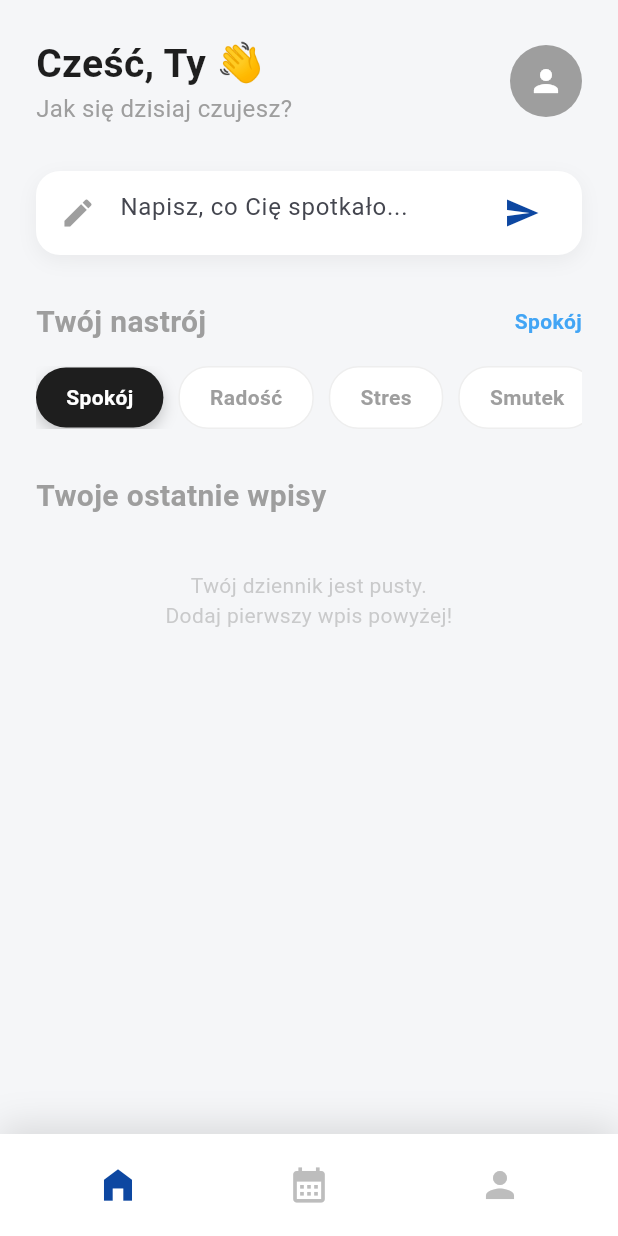
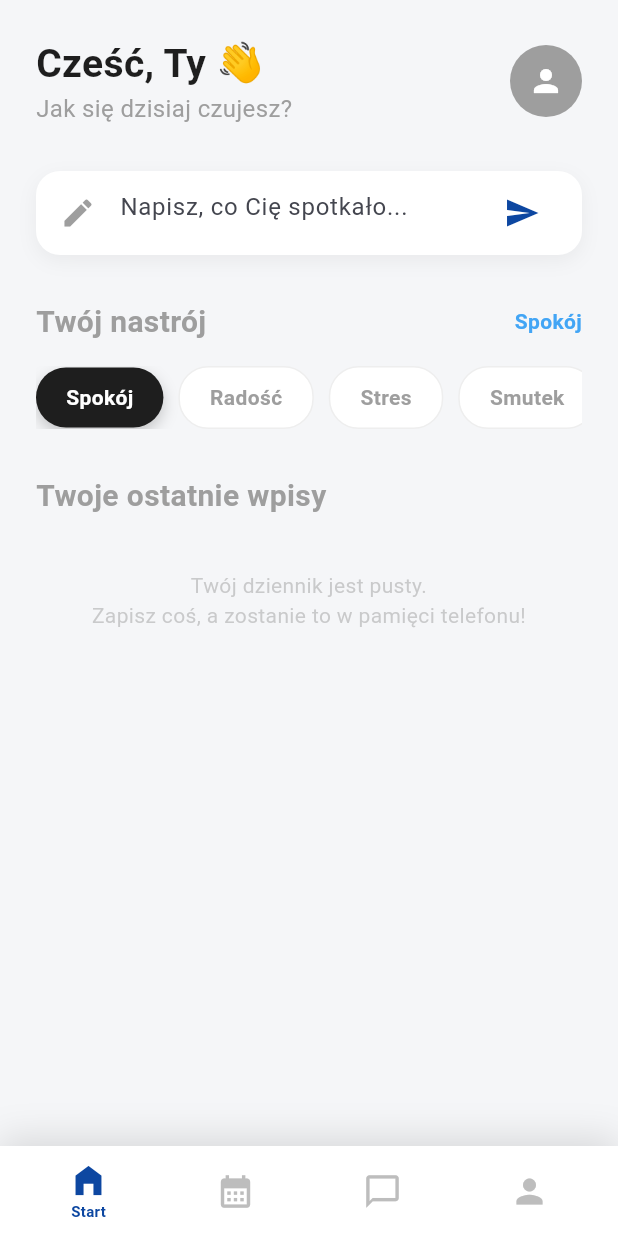
Before and after one commit to MED1123/mind-guide-ai, a Flutter app: the MainAppScaffold screen opened directly, item 2 of the bottom bar chosen, after a tap on the "home filled" icon, on a phone screen of 412 x 824 dp. Run offline on Flutter 3.47's test engine with Material 3 defaults, Android fonts, the phone set to English and light mode, and no system bars; our stand-ins replace flutter_dotenv, sqflite, table_calendar; accounts and stored records are empty.

Commit message:
dodanie sql lite

```diff
--- /dev/null
+++ b/lib/Services/database_service.dart
@@ -0,0 +1,82 @@
+import 'package:sqflite/sqflite.dart';
+import 'package:path/path.dart';
+import '../main.dart'; // Importujemy, żeby mieć dostęp do klasy MoodEntry
+
+class DatabaseService {
+  static final DatabaseService instance = DatabaseService._init();
+  static Database? _database;
+
+  DatabaseService._init();
+
+  Future<Database> get database async {
+    if (_database != null) return _database!;
+    _database = await _initDB('mood_journal.db');
+    return _database!;
+  }
+
+  Future<Database> _initDB(String filePath) async {
+    final dbPath = await getDatabasesPath();
+    final path = join(dbPath, filePath);
+
+    return await openDatabase(
+      path,
+      version: 1,
+      onCreate: _createDB
+    );
+  }
+
+  Future<void> _createDB(Database db, int version) async {
+    // Tworzymy tabelę, która przechowuje nasze wpisy
+    // TEXT, INTEGER, REAL to typy danych w SQL
+    await db.execute('''
+    CREATE TABLE mood_entries (
+      id INTEGER PRIMARY KEY AUTOINCREMENT,
+      date TEXT NOT NULL,
+      text TEXT NOT NULL,
+      moodRating REAL NOT NULL,
+      category TEXT NOT NULL,
+      aiAnalysis TEXT NOT NULL
+    )
+    ''');
+  }
+
+  // --- FUNKCJE DO UŻYWANIA W APLIKACJI ---
+
+  // 1. Dodaj wpis
+  Future<int> createEntry(MoodEntry entry) async {
+    final db = await instance.database;
+    // Convertujemy nasz obiekt MoodEntry na mapę (format zrozumiały dla bazy)
+    return await db.insert('mood_entries', {
+      'date': entry.date.toIso8601String(),
+      'text': entry.text,
+      'moodRating': entry.moodRating,
+      'category': entry.category,
+      'aiAnalysis': entry.aiAnalysis,
+    });
+  }
+
+  // 2. Pobierz wszystkie wpisy (od najnowszego)
+  Future<List<MoodEntry>> readAllEntries() async {
+    final db = await instance.database;
+    final result = await db.query('mood_entries', orderBy: 'date DESC');
+
+    return result.map((json) => MoodEntry(
+      id: json['id'] as int?,
+      date: DateTime.parse(json['date'] as String),
+      text: json['text'] as String,
+      moodRating: json['moodRating'] as double,
+      category: json['category'] as String,
+      aiAnalysis: json['aiAnalysis'] as String,
+    )).toList();
+  }
+
+  // 3. Usuń wpis (przyda się w przyszłości)
+  Future<int> deleteEntry(int id) async {
+    final db = await instance.database;
+    return await db.delete(
+      'mood_entries',
+      where: 'id = ?',
+      whereArgs: [id],
+    );
+  }
+}
--- a/lib/main.dart
+++ b/lib/main.dart
@@ -2,7 +2,8 @@ import 'package:flutter/material.dart';
 import 'package:flutter_dotenv/flutter_dotenv.dart';
 import 'package:table_calendar/table_calendar.dart';
 import 'package:intl/intl.dart';
-// Upewnij się, że ten plik istnieje w folderze lib/Services/
+// Importujemy nasz nowy serwis bazy danych
+import 'Services/database_service.dart';
 import 'Services/gpt_service.dart';
 
 // --- KONFIGURACJA KOLORÓW ---
@@ -15,8 +16,9 @@ class AppColors {
   static const Color cardRed = Color(0xFFEF5350);
 }
 
-// --- MODEL DANYCH ---
+// --- MODEL DANYCH (ZAKTUALIZOWANY O ID) ---
 class MoodEntry {
+  final int? id; // ID jest potrzebne do bazy danych
   final DateTime date;
   final String text;
   final double moodRating;
@@ -24,6 +26,7 @@ class MoodEntry {
   final String aiAnalysis;
 
   MoodEntry({
+    this.id,
     required this.date,
     required this.text,
     required this.moodRating,
@@ -32,15 +35,15 @@ class MoodEntry {
   });
 }
 
-// Globalna lista przechowująca wpisy w pamięci (zniknie po restarcie aplikacji)
-List<MoodEntry> globalMoodHistory = [];
-
 // --- START APLIKACJI ---
 Future<void> main() async {
+  // Wymagane dla inicjalizacji sqflite przed uruchomieniem UI
+  WidgetsFlutterBinding.ensureInitialized();
+
   try {
     await dotenv.load(fileName: ".env");
   } catch (e) {
-    print("INFO: Brak pliku .env, AI nie zadziała, ale UI się uruchomi.");
+    print("INFO: Brak pliku .env");
   }
   runApp(const MoodJournalApp());
 }
@@ -147,15 +150,16 @@ class _MainAppScaffoldState extends State<MainAppScaffold> {
   int _currentIndex = 0;
 
   final List<Widget> _pages = [
-    const HomeScreenUI(),
+    const HomeScreenUI(),      // Ekran Główny
     const PlaceholderScreen(title: "Kalendarz"),
+    const PlaceholderScreen(title: "Czat AI (Wkrótce)"), // Nowy ekran
     const PlaceholderScreen(title: "Profil"),
   ];
 
   @override
   Widget build(BuildContext context) {
     return GestureDetector(
-      onTap: () => FocusScope.of(context).unfocus(), // Chowanie klawiatury
+      onTap: () => FocusScope.of(context).unfocus(),
       behavior: HitTestBehavior.translucent,
       child: Scaffold(
         body: _pages[_currentIndex],
@@ -165,13 +169,14 @@ class _MainAppScaffoldState extends State<MainAppScaffold> {
             boxShadow: [BoxShadow(color: Colors.black12, blurRadius: 20, offset: const Offset(0, -5))],
           ),
           child: Padding(
-            padding: const EdgeInsets.symmetric(horizontal: 15.0, vertical: 10),
+            padding: const EdgeInsets.symmetric(horizontal: 10.0, vertical: 10),
             child: Row(
-              mainAxisAlignment: MainAxisAlignment.spaceAround,
+              mainAxisAlignment: MainAxisAlignment.spaceBetween, // Zmienione na spaceBetween dla 4 ikon
               children: [
-                _buildNavItem(Icons.home_filled, 0),
-                _buildNavItem(Icons.calendar_month, 1),
-                _buildNavItem(Icons.person, 2),
+                _buildNavItem(Icons.home_filled, 0, "Start"),
+                _buildNavItem(Icons.calendar_month, 1, "Kalendarz"),
+                _buildNavItem(Icons.chat_bubble_outline, 2, "Asystent"), // Nowa ikona!
+                _buildNavItem(Icons.person, 3, "Profil"),
               ],
             ),
           ),
@@ -180,17 +185,29 @@ class _MainAppScaffoldState extends State<MainAppScaffold> {
     );
   }
 
-  Widget _buildNavItem(IconData icon, int index) {
+  Widget _buildNavItem(IconData icon, int index, String label) {
     bool isSelected = _currentIndex == index;
-    return IconButton(
-      icon: Icon(icon, size: 28),
-      color: isSelected ? AppColors.primaryBlue : Colors.grey.shade400,
-      onPressed: () => setState(() => _currentIndex = index),
+    return Expanded( // Expanded żeby ikony ładnie się rozłożyły
+      child: InkWell(
+        onTap: () => setState(() => _currentIndex = index),
+        child: Column(
+          mainAxisSize: MainAxisSize.min,
+          children: [
+            Icon(
+              icon,
+              size: 26,
+              color: isSelected ? AppColors.primaryBlue : Colors.grey.shade400
+            ),
+            if (isSelected) // Pokazuj tekst tylko dla aktywnego
+              Text(label, style: const TextStyle(fontSize: 10, color: AppColors.primaryBlue, fontWeight: FontWeight.bold))
+          ],
+        ),
+      ),
     );
   }
 }
 
-// --- EKRAN GŁÓWNY UI ---
+// --- EKRAN GŁÓWNY UI (Z BAZĄ DANYCH) ---
 class HomeScreenUI extends StatefulWidget {
   const HomeScreenUI({super.key});
 
@@ -203,12 +220,26 @@ class _HomeScreenUIState extends State<HomeScreenUI> {
   String _selectedCategory = "Spokój";
   final List<String> _categories = ["Spokój", "Radość", "Stres", "Smutek", "Zmęczenie"];
 
-  // --- LOGIKA IKON I KOLORÓW ---
+  // Future, który posłuży do pobierania danych z bazy
+  late Future<List<MoodEntry>> _entriesFuture;
+
+  @override
+  void initState() {
+    super.initState();
+    _refreshEntries();
+  }
+
+  void _refreshEntries() {
+    setState(() {
+      _entriesFuture = DatabaseService.instance.readAllEntries();
+    });
+  }
+
   IconData _getCategoryIcon(String category) {
     switch (category) {
       case "Radość": return Icons.sentiment_very_satisfied;
       case "Stres": return Icons.bolt;
-      case "Smutek": return Icons.cloud; // lub beach_access
+      case "Smutek": return Icons.cloud;
       case "Zmęczenie": return Icons.bedtime;
       case "Spokój":
       default: return Icons.self_improvement;
@@ -226,32 +257,29 @@ class _HomeScreenUIState extends State<HomeScreenUI> {
     }
   }
 
-  // --- LOGIKA ZAPISYWANIA ---
-  void _handleSend() {
+  void _handleSend() async {
     if (_textController.text.isEmpty) return;
 
-    // Tworzymy nowy wpis
+    // Tworzymy wpis (bez ID, baza sama nada)
     final newEntry = MoodEntry(
       date: DateTime.now(),
       text: _textController.text,
-      moodRating: 3.0, // Domyślna ocena, dopóki nie dodamy suwaka
+      moodRating: 3.0,
       category: _selectedCategory,
-      aiAnalysis: "Analiza pojawi się tutaj...", // Placeholder na Etap 3
+      aiAnalysis: "Analiza AI (do wdrożenia w Etapie 4)",
     );
 
-    // Dodajemy do listy i odświeżamy ekran
-    setState(() {
-      globalMoodHistory.add(newEntry);
-    });
+    // Zapisujemy do prawdziwej bazy danych!
+    await DatabaseService.instance.createEntry(newEntry);
 
+    // Odświeżamy listę
+    _refreshEntries();
+
+    if (mounted) {
       ScaffoldMessenger.of(context).showSnackBar(
-      SnackBar(
-        content: const Text("Dodano nowy wpis!"),
-        backgroundColor: AppColors.primaryBlue,
-        behavior: SnackBarBehavior.floating,
-        shape: RoundedRectangleBorder(borderRadius: BorderRadius.circular(10)),
-      ),
+        const SnackBar(content: Text("Zapisano w bazie danych!")),
       );
+    }
 
     _textController.clear();
     FocusScope.of(context).unfocus();
@@ -259,10 +287,10 @@ class _HomeScreenUIState extends State<HomeScreenUI> {
 
   @override
   Widget build(BuildContext context) {
-    // Odwracamy listę, żeby najnowsze wpisy były na górze (lub po lewej)
-    final recentEntries = globalMoodHistory.reversed.toList();
-
     return SafeArea(
+      child: Column(
+        children: [
+          Expanded(
             child: SingleChildScrollView(
               padding: const EdgeInsets.all(24.0),
               child: Column(
@@ -330,11 +358,7 @@ class _HomeScreenUIState extends State<HomeScreenUI> {
                       children: _categories.map((category) {
                         final bool isActive = _selectedCategory == category;
                         return GestureDetector(
-                    onTap: () {
-                      setState(() {
-                        _selectedCategory = category;
-                      });
-                    },
+                          onTap: () => setState(() => _selectedCategory = category),
                           child: Container(
                             margin: const EdgeInsets.only(right: 10),
                             padding: const EdgeInsets.symmetric(horizontal: 20, vertical: 10),
@@ -358,26 +382,35 @@ class _HomeScreenUIState extends State<HomeScreenUI> {
                   ),
                   const SizedBox(height: 30),
 
-            // 4. Sekcja "Twoje Ostatnie Wpisy" (Dynamiczna)
+                  // 4. Sekcja "Twoje Ostatnie Wpisy" (Z BAZY DANYCH)
                   const Text("Twoje ostatnie wpisy", style: TextStyle(fontSize: 20, fontWeight: FontWeight.bold)),
                   const SizedBox(height: 15),
 
-            if (recentEntries.isEmpty)
-              Center(
+                  // FutureBuilder buduje widok na podstawie danych, które przyjdą z bazy
+                  FutureBuilder<List<MoodEntry>>(
+                    future: _entriesFuture,
+                    builder: (context, snapshot) {
+                      if (snapshot.connectionState == ConnectionState.waiting) {
+                        return const Center(child: CircularProgressIndicator());
+                      } else if (snapshot.hasError) {
+                        return Text("Błąd bazy danych: ${snapshot.error}");
+                      } else if (!snapshot.hasData || snapshot.data!.isEmpty) {
+                        return Center(
                           child: Padding(
                             padding: const EdgeInsets.all(20.0),
-                  child: Text("Twój dziennik jest pusty.\nDodaj pierwszy wpis powyżej!",
+                            child: Text("Twój dziennik jest pusty.\nZapisz coś, a zostanie to w pamięci telefonu!",
                               textAlign: TextAlign.center,
                               style: TextStyle(color: AppColors.textGrey.withOpacity(0.5))),
                           ),
-              )
-            else
-              ListView.builder(
-                shrinkWrap: true, // Ważne: pozwala liście być wewnątrz ScrollView
-                physics: const NeverScrollableScrollPhysics(), // Przewijanie obsłuży główny ekran
-                itemCount: recentEntries.length,
+                        );
+                      } else {
+                        final entries = snapshot.data!;
+                        return ListView.builder(
+                          shrinkWrap: true,
+                          physics: const NeverScrollableScrollPhysics(),
+                          itemCount: entries.length,
                           itemBuilder: (context, index) {
-                  final entry = recentEntries[index];
+                            final entry = entries[index];
                             return Padding(
                               padding: const EdgeInsets.only(bottom: 16.0),
                               child: _buildMoodCard(
@@ -389,9 +422,15 @@ class _HomeScreenUIState extends State<HomeScreenUI> {
                               ),
                             );
                           },
+                        );
+                      }
+                    },
                   ),
                 ],
               ),
+            ),
+          ),
+        ],
       ),
     );
   }
@@ -404,7 +443,7 @@ class _HomeScreenUIState extends State<HomeScreenUI> {
     required DateTime date,
   }) {
     return Container(
-      height: 180, // Nieco mniejsza wysokość dla listy
+      height: 180,
       padding: const EdgeInsets.all(16),
       decoration: BoxDecoration(
         color: color,
@@ -428,7 +467,7 @@ class _HomeScreenUIState extends State<HomeScreenUI> {
                 decoration: BoxDecoration(color: Colors.black12, borderRadius: BorderRadius.circular(12)),
                 child: Icon(icon, color: Colors.white),
               ),
-              Text(DateFormat('HH:mm').format(date), style: const TextStyle(color: Colors.white70, fontSize: 12)),
+              Text(DateFormat('d MMM, HH:mm').format(date), style: const TextStyle(color: Colors.white70, fontSize: 12)),
             ],
           ),
           Column(
--- a/pubspec.yaml
+++ b/pubspec.yaml
@@ -38,6 +38,8 @@ dependencies:
   http: ^1.6.0
   table_calendar: ^3.2.0
   intl: ^0.20.2
+  sqflite: ^2.4.2
+  path: ^1.9.1
 
 dev_dependencies:
   flutter_test:
```
Also changed, not shown: pubspec.lock, 11 other files. Lines whose indentation alone changed are shown as unchanged.
